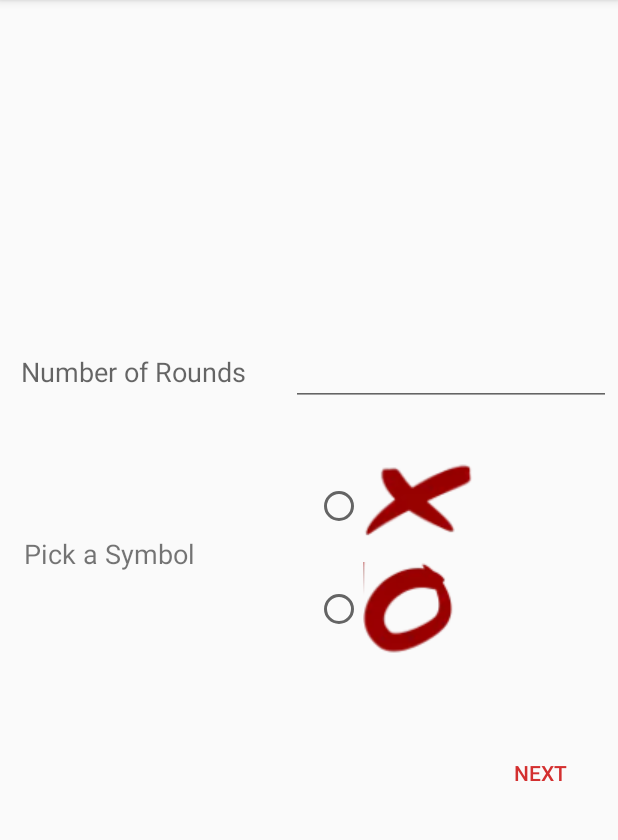
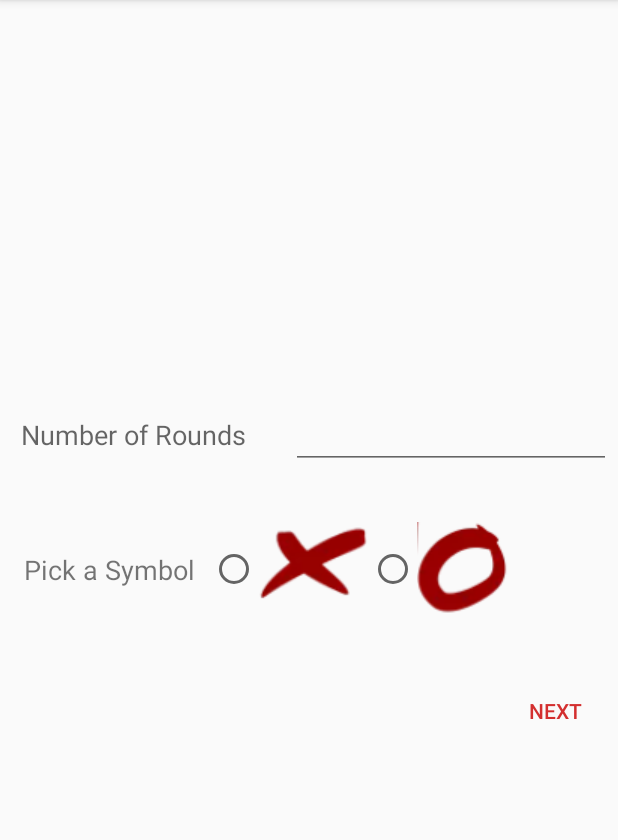
Before and after one commit to ismailnurudeen/tic-tac-toe-game, an Android app: the screen it shows after launch (MainActivity), after a tap on "SINGLE PLAYER", on a phone screen of 412 x 824 dp, the part 84-924 px from its top. Run offline under Robolectric (Android 15) with nearby library versions, the phone set to English and light mode, and no system bars.

Commit message:
fixed some bugs

```diff
--- a/app/src/main/java/com/deepsyntax/tictactoegame/Game.java
+++ b/app/src/main/java/com/deepsyntax/tictactoegame/Game.java
@@ -29,8 +29,8 @@ public class Game {
     private int moves[] = new int[9];
     private int tempMoves[] = new int[9];
     Context mContext;
-    private int xPlayerSymbol;
-    private int oPlayerSymbol;
+    private int xPlayerSymbol=R.drawable.x;
+    private int oPlayerSymbol=R.drawable.o;
 
     ArrayList<ArrayList> winComboList = new ArrayList<>();
 
@@ -39,8 +39,6 @@ public class Game {
 
     public Game(Context ctx) {
         mContext = ctx;
-        xPlayerSymbol = R.drawable.x;
-        oPlayerSymbol = R.drawable.o;
         newGame();
     }
 
--- a/app/src/main/java/com/deepsyntax/tictactoegame/MainActivity.java
+++ b/app/src/main/java/com/deepsyntax/tictactoegame/MainActivity.java
@@ -12,13 +12,14 @@ import android.view.ViewGroup;
 import java.util.ArrayList;
 
 public class MainActivity extends AppCompatActivity implements FragmentsInterface{
-    @Override
+	private MainMenuFragment mainMenuFragment;
+
+	@Override
     protected void onCreate(Bundle savedInstanceState){
         super.onCreate(savedInstanceState);
        // if(getSupportActionBar()!=null)getSupportActionBar().hide();
         setContentView(R.layout.activity_main);
-		MainMenuFragment mainMenuFragment=new MainMenuFragment();
-
+		mainMenuFragment=new MainMenuFragment();
 		getFragmentManager()
 				.beginTransaction()
 				.replace(R.id.main_menu_fragment, mainMenuFragment, "Main Menu")
@@ -50,6 +51,10 @@ public class MainActivity extends AppCompatActivity implements FragmentsInterfac
 		startGame.putExtra("SINGLE_PLAYER",true);
 		startGame.putExtra("Player_Symbol",playerSymbol);
 		startActivity(startGame);
+		getFragmentManager()
+				.beginTransaction()
+				.replace(R.id.main_menu_fragment, mainMenuFragment, "Main Menu")
+				.commit();
 	}
 
 	@Override
--- a/app/src/main/res/layout/fragment_initial_game_settings.xml
+++ b/app/src/main/res/layout/fragment_initial_game_settings.xml
@@ -45,8 +45,9 @@
             <RadioGroup
                 android:layout_width="wrap_content"
                 android:layout_height="wrap_content"
-                android:layout_marginStart="80dp"
-                android:id="@+id/symbol_picker">
+                android:layout_marginStart="10dp"
+                android:id="@+id/symbol_picker"
+                android:orientation="horizontal">
                 <RadioButton
                     android:id="@+id/x_selected"
                     android:layout_width="wrap_content"
@@ -56,7 +57,8 @@
                     android:id="@+id/o_selected"
                     android:layout_width="wrap_content"
                     android:layout_height="wrap_content"
-                    android:drawableEnd="@drawable/o"/>
+                    android:drawableEnd="@drawable/o"
+                    />
             </RadioGroup>
     </LinearLayout>
 
@@ -66,8 +68,8 @@
         android:layout_width="wrap_content"
         android:layout_height="wrap_content"
         android:layout_gravity="end"
-        android:layout_marginEnd="20dp"
-        android:layout_marginTop="50dp"
+        android:layout_marginEnd="10dp"
+        android:layout_marginTop="30dp"
         android:text="Next" />
 
 </LinearLayout>
```
